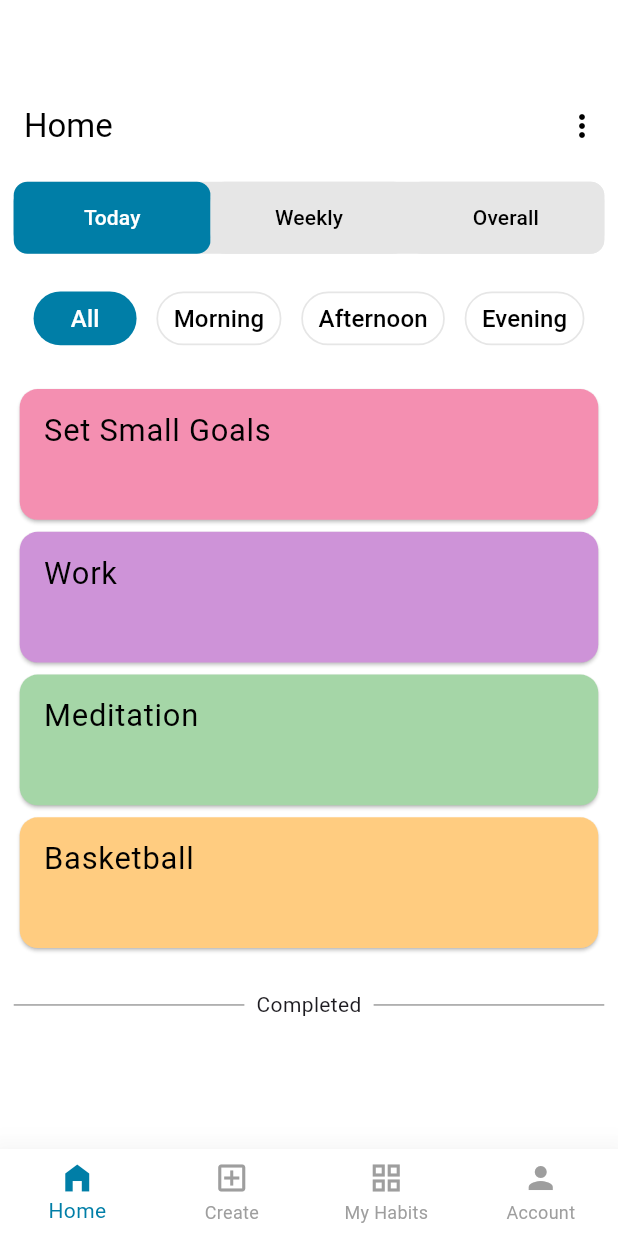
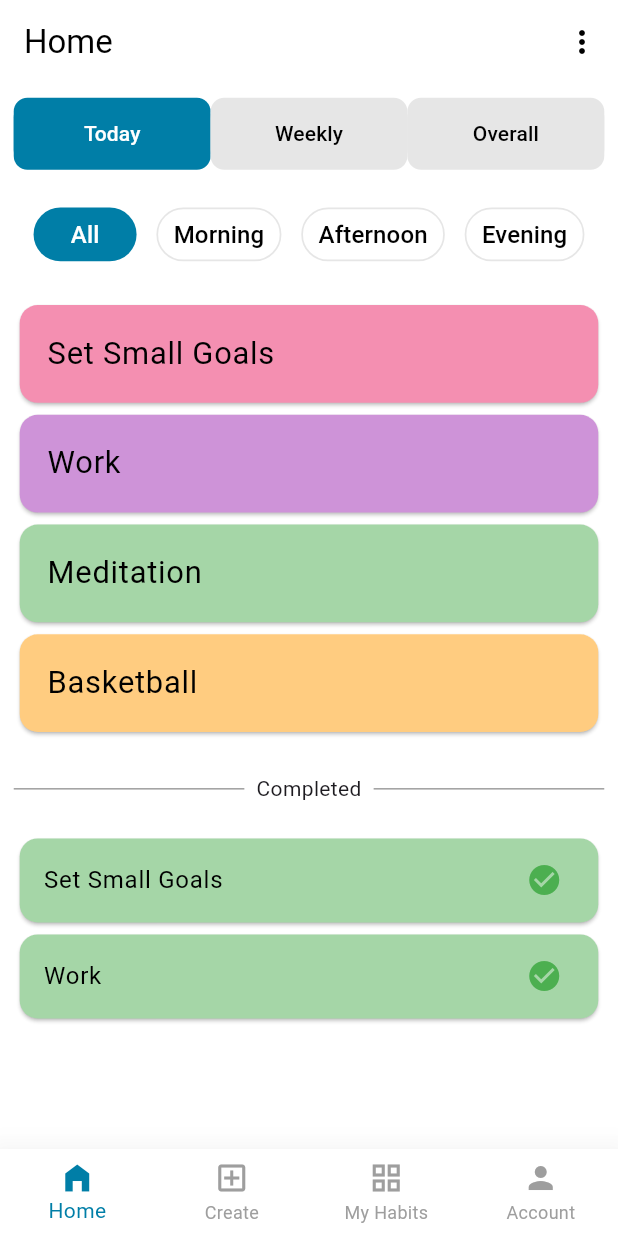
Before and after one commit to Abdullahkhidr/habit-tracker, a Flutter app: the screen it shows after launch, on a phone screen of 412 x 824 dp. Run offline on Flutter 3.47's test engine with Material 3 defaults, Android fonts, the phone set to English and light mode, and no system bars; drawn by our look-alikes of flutter_slidable; our stand-ins replace bloc, flutter_bloc, flutter_screenutil.

Commit message:
clean code home feature

```diff
--- a/lib/Features/Home/home_screen.dart
+++ b/lib/Features/Home/home_screen.dart
@@ -5,6 +5,8 @@ import 'package:flutter_slidable/flutter_slidable.dart';
 import '../../core/utils/constants.dart';
 
 class HomeScreen extends StatefulWidget {
+  const HomeScreen({super.key});
+
   @override
   _HomeScreenState createState() => _HomeScreenState();
 }
@@ -20,7 +22,12 @@ class _HomeScreenState extends State<HomeScreen> {
     Habit(label: 'Basketball', color: Colors.orange.shade200),
   ];
 
-  List<Habit> completedHabits = [];
+  List<Habit> completedHabits = [
+    Habit(label: 'Set Small Goals', color: Colors.pink.shade200),
+    Habit(label: 'Work', color: Colors.purple.shade200),
+  ];
+  List<String> timeFilters = ['Today', 'Weekly', 'Overall'];
+  List<String> partOfDayFilters = ['All', 'Morning', 'Afternoon', 'Evening'];
 
   void completeHabit(int index) {
     setState(() {
@@ -28,7 +35,8 @@ class _HomeScreenState extends State<HomeScreen> {
       habits.removeAt(index);
     });
     ScaffoldMessenger.of(context).showSnackBar(
-      SnackBar(content: Text('${completedHabits.last.label} marked as complete')),
+      SnackBar(
+          content: Text('${completedHabits.last.label} marked as complete')),
     );
   }
 
@@ -37,7 +45,7 @@ class _HomeScreenState extends State<HomeScreen> {
       habits.removeAt(index);
     });
     ScaffoldMessenger.of(context).showSnackBar(
-      SnackBar(content: Text('Habit deleted')),
+      const SnackBar(content: Text('Habit deleted')),
     );
   }
 
@@ -45,10 +53,10 @@ class _HomeScreenState extends State<HomeScreen> {
   Widget build(BuildContext context) {
     return Scaffold(
       appBar: AppBar(
-        title: Text('Home'),
+        title: const Text('Home'),
         actions: [
           IconButton(
-            icon: Icon(Icons.more_vert),
+            icon: const Icon(Icons.more_vert),
             onPressed: () {},
           ),
         ],
@@ -60,114 +68,48 @@ class _HomeScreenState extends State<HomeScreen> {
           children: [
             Container(
               decoration: BoxDecoration(
-                color: kHintColor,
                 borderRadius: BorderRadius.circular(8.r),
               ),
               child: Row(
-                children: [
-                  Expanded(
+                children: List.generate(timeFilters.length, (index) {
+                  return Expanded(
                     child: Container(
                       decoration: BoxDecoration(
-                        color: selectedMainFilterIndex == 0 ? kPrimaryColor : kHintColor,
+                        color: selectedMainFilterIndex == index
+                            ? kPrimaryColor
+                            : kHintColor,
                         borderRadius: BorderRadius.circular(8.r),
                       ),
-                      child: FilterButton(
-                        label: 'Today',
-                        selected: selectedMainFilterIndex == 0,
+                      child: DurationFilterButton(
+                        label: timeFilters[index],
+                        selected: selectedMainFilterIndex == index,
                         onTap: () {
                           setState(() {
-                            selectedMainFilterIndex = 0;
+                            selectedMainFilterIndex = index;
                           });
                         },
                       ),
                     ),
+                  );
+                }),
               ),
-                  Expanded(
-                    child: Container(
-                      decoration: BoxDecoration(
-                        color: selectedMainFilterIndex == 1 ? kPrimaryColor : kHintColor,
-                        borderRadius: BorderRadius.circular(8.r),
             ),
-                      child: FilterButton(
-                        label: 'Weekly',
-                        selected: selectedMainFilterIndex == 1,
+            SizedBox(height: 16.h),
+            Row(
+              mainAxisAlignment: MainAxisAlignment.spaceEvenly,
+              children: List.generate(partOfDayFilters.length, (index) {
+                return PartOfDayFilterButton(
+                  label: partOfDayFilters[index],
+                  selected: selectedTimeFilterIndex == index,
                   onTap: () {
                     setState(() {
-                            selectedMainFilterIndex = 1;
+                      selectedTimeFilterIndex = index;
                     });
                   },
+                );
+              }),
             ),
-                    ),
-                  ),
-                  Expanded(
-                    child: Container(
-                      decoration: BoxDecoration(
-                        color: selectedMainFilterIndex == 2 ? kPrimaryColor : kHintColor,
-                        borderRadius: BorderRadius.circular(8.r),
-                      ),
-                      child: FilterButton(
-                        label: 'Overall',
-                        selected: selectedMainFilterIndex == 2,
-                        onTap: () {
-                          setState(() {
-                            selectedMainFilterIndex = 2;
-                          });
-                        },
-                      ),
-                    ),
-                  ),
-                ],
-              ),
-            ),
-
-
-
             SizedBox(height: 16.h),
-
-            Row(
-              mainAxisAlignment: MainAxisAlignment.spaceEvenly,
-              children: [
-                TimeFilterButton(
-                  label: 'All',
-                  selected: selectedTimeFilterIndex == 0,
-                  onTap: () {
-                    setState(() {
-                      selectedTimeFilterIndex = 0;
-                    });
-                  },
-                ),
-                TimeFilterButton(
-                  label: 'Morning',
-                  selected: selectedTimeFilterIndex == 1,
-                  onTap: () {
-                    setState(() {
-                      selectedTimeFilterIndex = 1;
-                    });
-                  },
-                ),
-                TimeFilterButton(
-                  label: 'Afternoon',
-                  selected: selectedTimeFilterIndex == 2,
-                  onTap: () {
-                    setState(() {
-                      selectedTimeFilterIndex = 2;
-                    });
-                  },
-                ),
-                TimeFilterButton(
-                  label: 'Evening',
-                  selected: selectedTimeFilterIndex == 3,
-                  onTap: () {
-                    setState(() {
-                      selectedTimeFilterIndex = 3;
-                    });
-                  },
-                ),
-              ],
-            ),
-
-            SizedBox(height: 16.h),
-
             Expanded(
               child: ListView.builder(
                 itemCount: habits.length + 1,
@@ -175,13 +117,12 @@ class _HomeScreenState extends State<HomeScreen> {
                   if (index < habits.length) {
                     return Slidable(
                       startActionPane: ActionPane(
-                        motion: ScrollMotion(),
+                        motion: const ScrollMotion(),
                         children: [
                           SlidableAction(
                             onPressed: (context) => completeHabit(index),
                             backgroundColor: Colors.green,
                             borderRadius: BorderRadius.circular(16.r),
-
                             foregroundColor: Colors.white,
                             icon: Icons.check,
                             label: 'Complete',
@@ -189,7 +130,7 @@ class _HomeScreenState extends State<HomeScreen> {
                         ],
                       ),
                       endActionPane: ActionPane(
-                        motion: ScrollMotion(),
+                        motion: const ScrollMotion(),
                         children: [
                           SlidableAction(
                             onPressed: (context) => deleteHabit(index),
@@ -219,8 +160,8 @@ class _HomeScreenState extends State<HomeScreen> {
                                 color: Colors.grey,
                               ),
                             ),
-                            Padding(
-                              padding: const EdgeInsets.symmetric(horizontal: 8.0),
+                            const Padding(
+                              padding: EdgeInsets.symmetric(horizontal: 8.0),
                               child: Text('Completed'),
                             ),
                             Expanded(
@@ -238,7 +179,7 @@ class _HomeScreenState extends State<HomeScreen> {
                             icon: Icons.check_circle,
                             color: Colors.green.shade200,
                           );
-                        }).toList(),
+                        }),
                       ],
                     );
                   }
@@ -252,12 +193,13 @@ class _HomeScreenState extends State<HomeScreen> {
   }
 }
 
-class FilterButton extends StatelessWidget {
+class DurationFilterButton extends StatelessWidget {
   final String label;
   final bool selected;
   final VoidCallback onTap;
 
-  const FilterButton({
+  const DurationFilterButton({
+    super.key,
     required this.label,
     required this.selected,
     required this.onTap,
@@ -279,12 +221,13 @@ class FilterButton extends StatelessWidget {
   }
 }
 
-class TimeFilterButton extends StatelessWidget {
+class PartOfDayFilterButton extends StatelessWidget {
   final String label;
   final bool selected;
   final VoidCallback onTap;
 
-  const TimeFilterButton({
+  const PartOfDayFilterButton({
+    super.key,
     required this.label,
     required this.selected,
     required this.onTap,
@@ -307,10 +250,7 @@ class TimeFilterButton extends StatelessWidget {
           ),
         ),
       ),
-      child: Text(
-        label,
-        style: TextStyle(fontSize: 14.sp),
-      ),
+      child: Text(label, style: TextStyle(fontSize: 14.sp)),
     );
   }
 }
@@ -327,6 +267,7 @@ class HabitCard extends StatelessWidget {
   final Color color;
 
   const HabitCard({
+    super.key,
     required this.label,
     required this.color,
   });
@@ -335,15 +276,14 @@ class HabitCard extends StatelessWidget {
   Widget build(BuildContext context) {
     return Card(
       color: color,
-      child: Container(
-        height: 73.h,
       child: ListTile(
+        contentPadding: kPaddingExtraSmall.copyWith(
+            left: kPaddingMedium.left, right: kPaddingMedium.right),
         title: Text(
           label,
           style: TextStyle(
             color: kTextColor,
             fontSize: 18.sp,
-            ),
           ),
         ),
       ),
@@ -357,6 +297,7 @@ class CompletedCard extends StatelessWidget {
   final Color color;
 
   const CompletedCard({
+    super.key,
     required this.label,
     required this.icon,
     required this.color,
@@ -366,13 +307,10 @@ class CompletedCard extends StatelessWidget {
   Widget build(BuildContext context) {
     return Card(
       color: color,
-      child: Container(
-        height: 73.h,
       child: ListTile(
         title: Text(label),
         trailing: Icon(icon, color: Colors.green),
       ),
-      ),
     );
   }
 }
--- a/lib/Features/Home/layout/layout.dart
+++ /dev/null
@@ -1,54 +0,0 @@
-
-import 'package:flutter/cupertino.dart';
-import 'package:flutter/material.dart';
-import 'package:flutter_bloc/flutter_bloc.dart';
-import 'package:hexcolor/hexcolor.dart';
-
-import 'cubit/cubit.dart';
-import 'cubit/states.dart';
-
-class LayoutScreen  extends StatelessWidget {
-
-
-  @override
-  Widget build(BuildContext context) {
-    return BlocConsumer<HabitCubit,HabitStates>(
-      listener:( context,  state){
-
-      } ,
-      builder: (BuildContext context, HabitStates state) {
-        var cubit=HabitCubit.get(context);
-        return Scaffold(
-          appBar: AppBar(),
-          body:cubit.screens[cubit.currentIndex],
-          bottomNavigationBar: BottomNavigationBar(
-            currentIndex: cubit.currentIndex,
-           // backgroundColor:Colors.pink,
-            onTap: (index){
-              cubit.changeBottomNav(index);
-            },
-            items: [
-              BottomNavigationBarItem(
-                icon:Icon(Icons.home_filled),
-                label: 'Home',
-              ),
-              BottomNavigationBarItem(
-                icon:Icon(Icons.add_box_outlined),
-                label: 'Create',
-              ),
-              BottomNavigationBarItem(
-                icon:Icon(Icons.grid_view),
-                label: 'My Habits',
-              ),
-              BottomNavigationBarItem(
-                icon: Icon(Icons.person),
-                label: 'Account',
-              ),
-
-            ],
-          ),
-        );
-      },
-    );
-  }
-}
--- /dev/null
+++ b/lib/Features/Home/layout/navigator_screen.dart
@@ -0,0 +1,38 @@
+import 'package:flutter/material.dart';
+import 'package:flutter_bloc/flutter_bloc.dart';
+
+import 'cubit/cubit.dart';
+
+class NavigatorScreen extends StatelessWidget {
+  const NavigatorScreen({super.key});
+
+  @override
+  Widget build(BuildContext context) {
+    var cubit = context.watch<HabitCubit>();
+    return Scaffold(
+      body: cubit.screens[cubit.currentIndex],
+      bottomNavigationBar: BottomNavigationBar(
+        currentIndex: cubit.currentIndex,
+        onTap: (index) => cubit.changeBottomNav(index),
+        items: const [
+          BottomNavigationBarItem(
+            icon: Icon(Icons.home_filled),
+            label: 'Home',
+          ),
+          BottomNavigationBarItem(
+            icon: Icon(Icons.add_box_outlined),
+            label: 'Create',
+          ),
+          BottomNavigationBarItem(
+            icon: Icon(Icons.grid_view),
+            label: 'My Habits',
+          ),
+          BottomNavigationBarItem(
+            icon: Icon(Icons.person),
+            label: 'Account',
+          ),
+        ],
+      ),
+    );
+  }
+}
--- a/lib/main.dart
+++ b/lib/main.dart
@@ -4,7 +4,7 @@ import 'package:habit_tracker/core/utils/constants.dart';
 import 'package:flutter_screenutil/flutter_screenutil.dart';
 
 import 'Features/Home/layout/cubit/cubit.dart';
-import 'Features/Home/layout/layout.dart';
+import 'Features/Home/layout/navigator_screen.dart';
 
 void main() {
   runApp(
@@ -32,7 +32,7 @@ class HabitTracker extends StatelessWidget {
           navigatorKey: _navigator,
           debugShowCheckedModeBanner: false,
           theme: ThemeData.light().copyWith(
-            bottomNavigationBarTheme: BottomNavigationBarThemeData(
+            bottomNavigationBarTheme: const BottomNavigationBarThemeData(
               type: BottomNavigationBarType.fixed,
               selectedItemColor: kPrimaryColor,
               unselectedItemColor: Colors.grey,
@@ -49,7 +49,7 @@ class HabitTracker extends StatelessWidget {
               error: kErrorColor,
             ),
           ),
-          home: LayoutScreen(),
+          home: const NavigatorScreen(),
         );
       },
     );
```
Also changed, not shown: lib/Features/Home/layout/cubit/cubit.dart (+3 -14 lines). Lines whose indentation alone changed are shown as unchanged.
